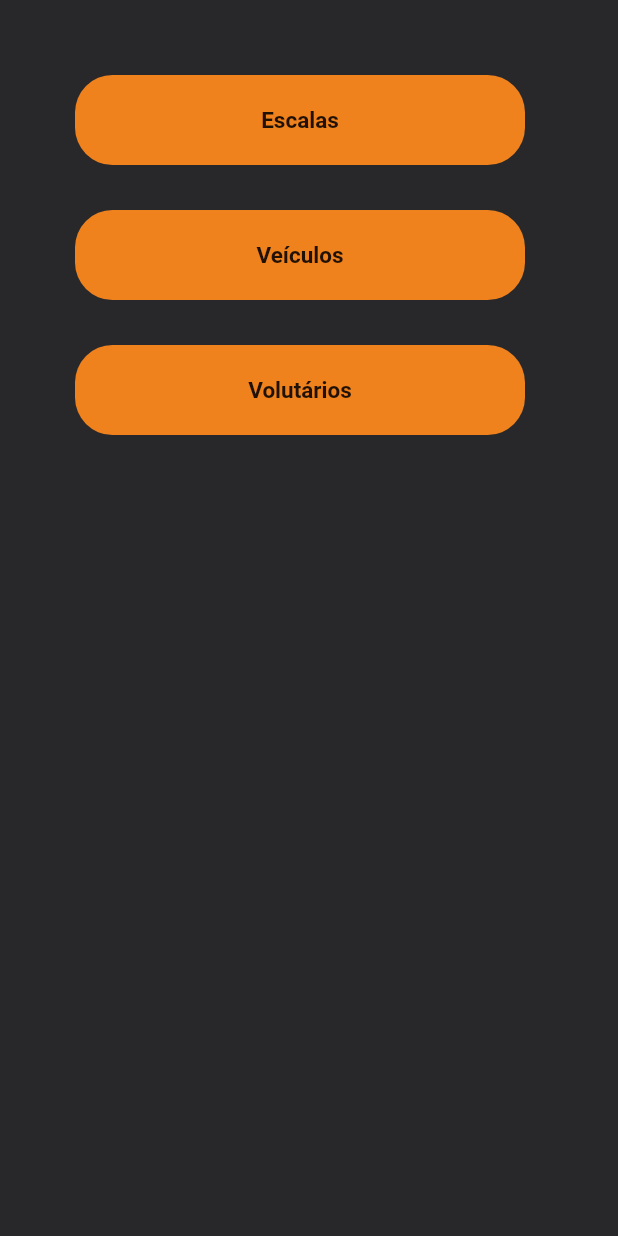
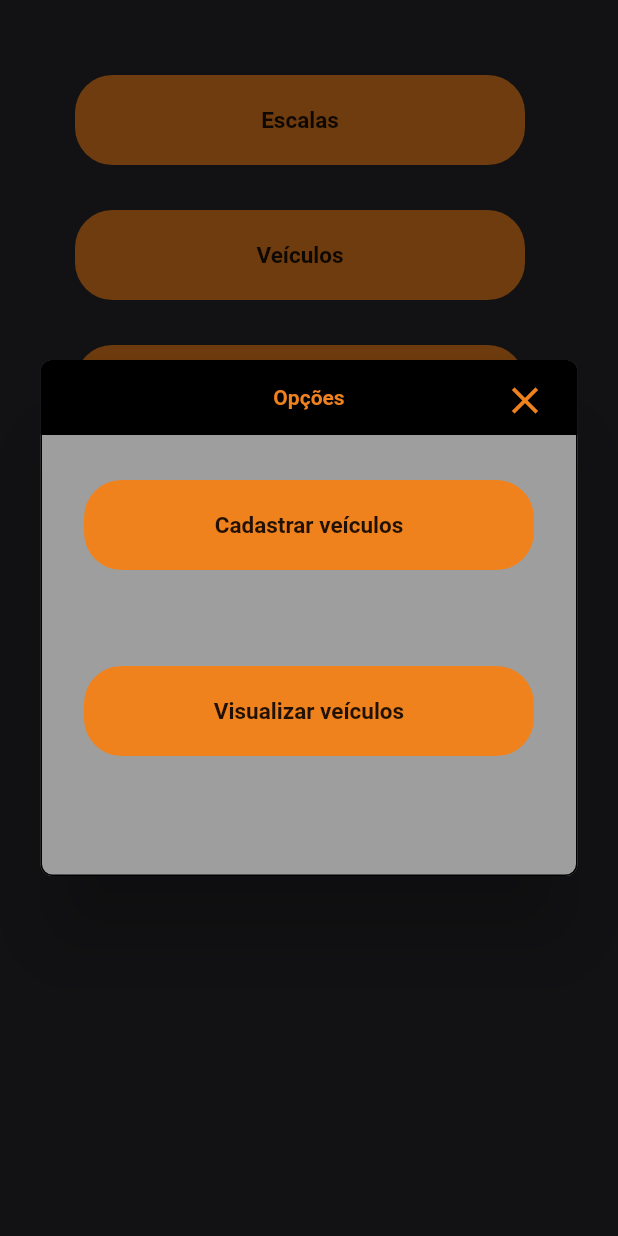
Before and after one commit to israelviana/cnMaraponga, a Flutter app: the Inicial screen opened directly, after a tap on "Veículos", on a phone screen of 412 x 824 dp. Run offline on Flutter 3.47's test engine with Material 2 defaults, Android fonts, the phone set to English and light mode, and no system bars; Roboto replaces fonts that are missing (OpensSans).

Commit message:
organizacao do projeto e criacao de novas telas

```diff
--- a/lib/router.dart
+++ b/lib/router.dart
@@ -14,7 +14,7 @@ const String cadastroRoute = '/cadastro';
 const String inicialRoute = '/inicial';
 const String cadastroEscalasRoute = '/cadastroEscalas';
 const String cadastroVeiculosRoute = '/cadastroVeiculos';
-const String cadastroVoluntario = '/cadastroVoluntario';
+const String cadastroVoluntarioRoute = '/cadastroVoluntario';
 
 class RouterCn{
   mainRoutes(){
@@ -32,7 +32,7 @@ class RouterCn{
           return MaterialPageRoute(builder: (_) => CadastroEscalas());
         case cadastroVeiculosRoute:
           return MaterialPageRoute(builder: (_) => CadastroVeiculos());
-        case cadastroVoluntario:
+        case cadastroVoluntarioRoute:
           return MaterialPageRoute(builder: (_) => CadastroVoluntario());
       }
     };
--- a/lib/views/Home/Inicial.dart
+++ b/lib/views/Home/Inicial.dart
@@ -4,7 +4,7 @@ import 'package:app_transito/views/Cadastros/CadastroEscalas.dart';
 import 'package:flutter/material.dart';
 
 enum TypeModalInitial{
-  modalEscalas
+  modal
 }
 
 class Inicial extends StatefulWidget{
@@ -28,17 +28,17 @@ class _Inicial extends State<Inicial>{
         child: Column(
           crossAxisAlignment: CrossAxisAlignment.center,
           children: [
-            ButtonEscala(),
+            Button("Escalas", "escala"),
             SizedBox(height: 30),
-            ButtonVeiculos(),
+            Button("Veículos", "veiculo"),
             SizedBox(height: 30),
-            ButtonVoluntario()
+            Button("Voluntários", "voluntario"),
           ],
         ),
       ),
     );
   }
-  Widget ButtonEscala(){
+  Widget Button(String title,String type){
     return Container(
         width: 300,
         height: 60,
@@ -48,13 +48,13 @@ class _Inicial extends State<Inicial>{
         ),
         child: InkWell(
           onTap: (){
-            _modalEscalas(TypeModalInitial.modalEscalas);
+            _modal(TypeModalInitial.modal, type);
           },
           child: Row(
             mainAxisAlignment: MainAxisAlignment.center,
             children: [
               Text(
-                "Escalas",
+                title,
                 style: TextStyle(
                     fontFamily: "OpensSans",
                     fontSize: 15,
@@ -67,65 +67,7 @@ class _Inicial extends State<Inicial>{
     );
   }
 
-  Widget ButtonVeiculos(){
-    return Container(
-        width: 300,
-        height: 60,
-        decoration: BoxDecoration(
-          borderRadius: BorderRadius.circular(25),
-          color: Color(0xFFf0821e),
-        ),
-        child: InkWell(
-          onTap: (){
-            Navigator.pushNamed(context, cadastroVeiculosRoute);
-          },
-          child: Row(
-            mainAxisAlignment: MainAxisAlignment.center,
-            children: [
-              Text(
-                "Veículos",
-                style: TextStyle(
-                    fontFamily: "OpensSans",
-                    fontSize: 15,
-                    fontWeight: FontWeight.bold
-                ),
-              )
-            ],
-          ),
-        )
-    );
-  }
-
-  Widget ButtonVoluntario(){
-    return Container(
-        width: 300,
-        height: 60,
-        decoration: BoxDecoration(
-          borderRadius: BorderRadius.circular(25),
-          color: Color(0xFFf0821e),
-        ),
-        child: InkWell(
-          onTap: (){
-            Navigator.pushNamed(context, cadastroVoluntario);
-          },
-          child: Row(
-            mainAxisAlignment: MainAxisAlignment.center,
-            children: [
-              Text(
-                "Volutários",
-                style: TextStyle(
-                    fontFamily: "OpensSans",
-                    fontSize: 15,
-                    fontWeight: FontWeight.bold
-                ),
-              )
-            ],
-          ),
-        )
-    );
-  }
-
-  Widget ButtonEscalasOptions(String texto, String router, BuildContext contextModal){
+  Widget ButtonOptions(String texto, String router, BuildContext contextModal){
     return Container(
         width: 300,
         height: 60,
@@ -199,7 +141,7 @@ class _Inicial extends State<Inicial>{
     );
   }
 
-  _modalEscalas(TypeModalInitial modal) {
+  _modal(TypeModalInitial modal, String type) {
     String titleInitModal = "Opções";
     double heightModal = 344;
     double wightModal = 358;
@@ -231,9 +173,9 @@ class _Inicial extends State<Inicial>{
                               Column(
                                 mainAxisAlignment: MainAxisAlignment.center,
                                 children: [
-                                  ButtonEscalasOptions("Cadastrar escalas", cadastroEscalasRoute, context),
+                                  type == "escala" ? ButtonOptions("Cadastrar escalas", cadastroEscalasRoute, context) : type == "veiculo" ? ButtonOptions("Cadastrar veículos", cadastroVeiculosRoute, context) : ButtonOptions("Cadastrar voluntário", cadastroVoluntarioRoute, context),
                                   SizedBox(height: 64),
-                                  ButtonEscalasOptions("Visualizar escalas", "cadastroVoluntario", context)
+                                  type == "escala" ? ButtonOptions("Visualizar escalas", cadastroEscalasRoute, context) : type == "veiculo" ? ButtonOptions("Visualizar veículos", cadastroVeiculosRoute, context) : ButtonOptions("Visualizar voluntário", cadastroVoluntarioRoute, context),
                                 ],
                               ),
                             ],
--- a/lib/views/Login/Login.dart
+++ b/lib/views/Login/Login.dart
@@ -28,7 +28,7 @@ class _LoginState extends State<Login> {
             Image.asset(AppImages.logoAplicativo),
             FormLogin(),
             SizedBox(height: 40),
-           /* Row(
+           /*Row(
               mainAxisAlignment: MainAxisAlignment.end,
               children: [
                 Image.asset(AppImages.logoMini)
```
Also changed, not shown: lib/views/Cadastros/CadastroVeiculos.dart (+25 -23 lines), lib/views/Cadastros/CadastroVoluntario.dart (+21 -17 lines), lib/views/Escalas/Escalas.dart (added), lib/views/Veiculos/Veiculos.dart (added), lib/views/Voluntarios/Voluntarios.dart (added).
